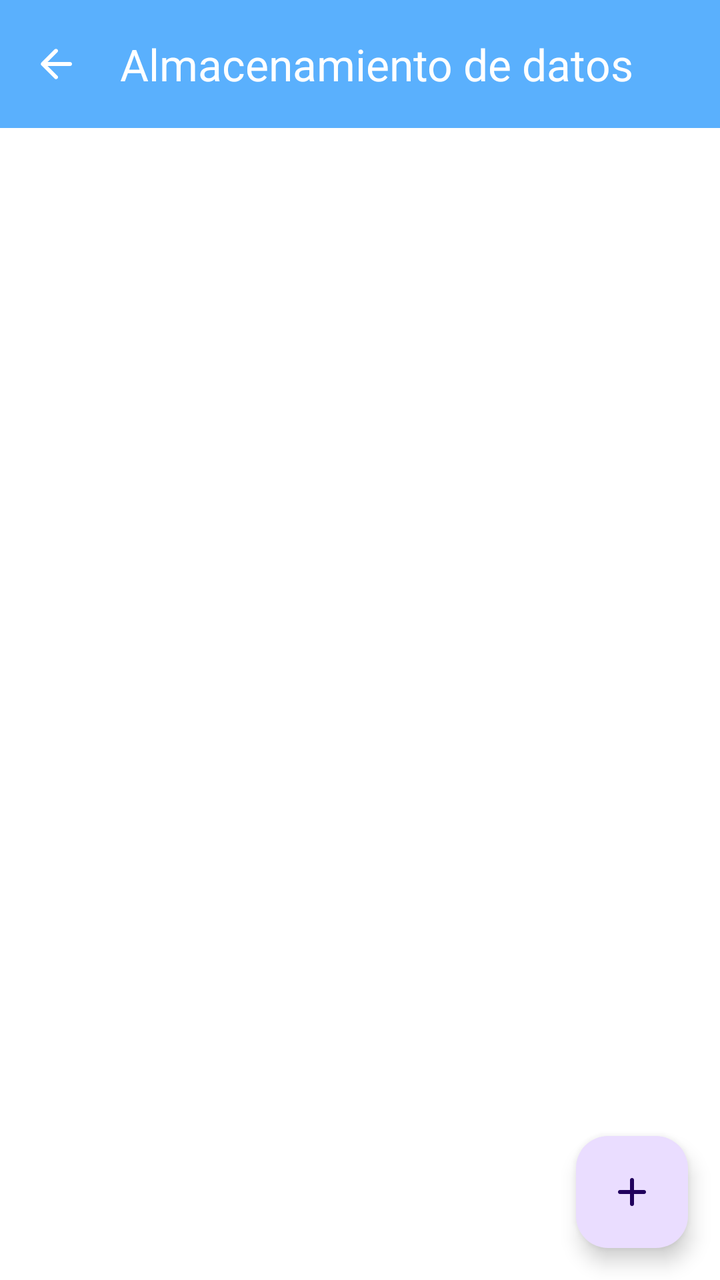
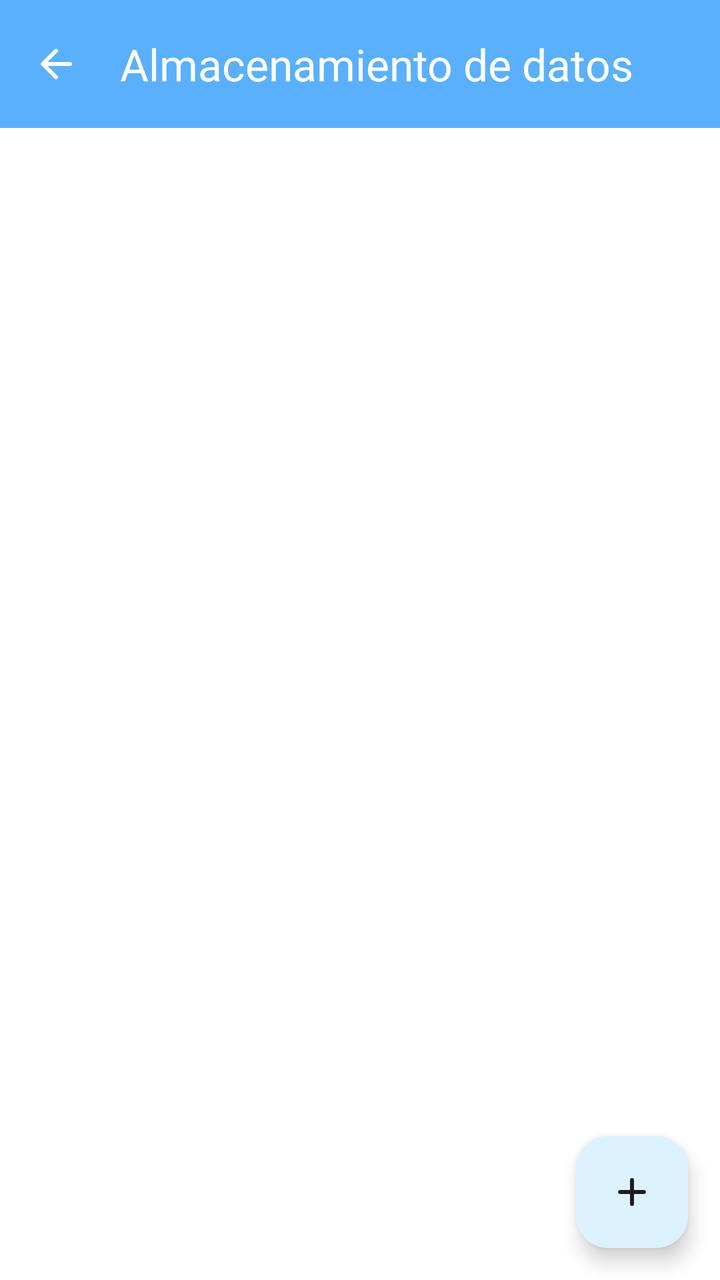

The first picture is an Android layout as it rendered before a commit; the second is the same layout after the commit. The layout source and the unified diff follow.
<!-- AndroidManifest.xml: application theme Theme.AquaTraking -->
<!-- res/layout/activity_storage.xml -->
<?xml version="1.0" encoding="utf-8"?>
<androidx.constraintlayout.widget.ConstraintLayout
    xmlns:android="http://schemas.android.com/apk/res/android"
    xmlns:app="http://schemas.android.com/apk/res-auto"
    xmlns:tools="http://schemas.android.com/tools"
    android:layout_width="match_parent"
    android:layout_height="match_parent"
    android:background="@color/menus_background">

    <com.google.android.material.appbar.AppBarLayout
        android:id="@+id/appBarLayout"
        android:layout_width="match_parent"
        android:layout_height="wrap_content"
        android:theme="@style/ThemeOverlay.AppCompat.Dark.ActionBar"
        app:layout_constraintTop_toTopOf="parent"
        app:layout_constraintLeft_toLeftOf="parent"
        app:layout_constraintRight_toRightOf="parent">

        <com.google.android.material.appbar.MaterialToolbar
            android:id="@+id/toolbar"
            app:title="Almacenamiento de datos"
            android:layout_width="match_parent"
            android:layout_height="?attr/actionBarSize"
            android:background="?attr/colorPrimary"
            app:navigationIcon="@drawable/ic_arrow_left"
            app:navigationIconTint="@color/white"
            android:theme="@style/ThemeOverlay.AppCompat.Dark.ActionBar"/>
    </com.google.android.material.appbar.AppBarLayout>

    <androidx.recyclerview.widget.RecyclerView
        android:id="@+id/rvFiles"
        android:layout_width="match_parent"
        android:layout_height="0dp"
        app:layout_constraintTop_toBottomOf="@+id/appBarLayout"
        app:layout_constraintBottom_toBottomOf="parent"/>

    <com.google.android.material.floatingactionbutton.FloatingActionButton
        android:id="@+id/mainFab"
        android:layout_width="wrap_content"
        android:layout_height="wrap_content"
        android:contentDescription="undefined"
        android:layout_marginEnd="16dp"
        android:layout_marginBottom="16dp"
        app:srcCompat="@drawable/ic_add"
        app:layout_constraintBottom_toBottomOf="parent"
        app:layout_constraintEnd_toEndOf="parent" />
</androidx.constraintlayout.widget.ConstraintLayout>
<!-- resources referenced by this layout -->
<resources>
  <color name="menus_background">#FFFFFFFF</color>
  <color name="white">#FFFFFFFF</color>
  <!-- drawable ic_add (drawable) -->
  <vector xmlns:android="http://schemas.android.com/apk/res/android"
      android:width="24dp"
      android:height="24dp"
      android:viewportWidth="960"
      android:viewportHeight="960">
    <path
        android:pathData="M440,520L240,520q-17,0 -28.5,-11.5T200,480q0,-17 11.5,-28.5T240,440h200v-200q0,-17 11.5,-28.5T480,200q17,0 28.5,11.5T520,240v200h200q17,0 28.5,11.5T760,480q0,17 -11.5,28.5T720,520L520,520v200q0,17 -11.5,28.5T480,760q-17,0 -28.5,-11.5T440,720v-200Z"
        android:fillColor="#e8eaed"/>
  </vector>
  <!-- drawable ic_arrow_left (drawable) -->
  <vector xmlns:android="http://schemas.android.com/apk/res/android"
      android:width="24dp"
      android:height="24dp"
      android:viewportWidth="960"
      android:viewportHeight="960">
    <path
        android:pathData="m313,520 l196,196q12,12 11.5,28T508,772q-12,11 -28,11.5T452,772L188,508q-6,-6 -8.5,-13t-2.5,-15q0,-8 2.5,-15t8.5,-13l264,-264q11,-11 27.5,-11t28.5,11q12,12 12,28.5T508,245L313,440h447q17,0 28.5,11.5T800,480q0,17 -11.5,28.5T760,520L313,520Z"
        android:fillColor="#e8eaed"/>
  </vector>
  <style name="Theme.AquaTraking" parent="Base.Theme.AquaTraking" />
  <style name="Base.Theme.AquaTraking" parent="Theme.Material3.DayNight.NoActionBar">
          <item name="colorPrimary">@color/blue2</item>
          <item name="colorPrimaryVariant">@color/blue2</item>
          <item name="colorOnPrimary">@color/blueText</item>
  
          <item name="android:colorBackground">@color/blue3</item>
  
          <item name="android:textColorPrimary">@color/text_dark</item>
          <item name="bottomNavigationStyle">@style/Widget.AquaTraking.BottomNavigationView</item>
  
      </style>
  <color name="blue2">#5AB0FD</color>
  <color name="blueText">#F1FAFF</color>
  <color name="blue3">#DCF2FF</color>
  <color name="text_dark">#1E1E1E</color>
  <style name="Widget.AquaTraking.BottomNavigationView" parent="Widget.Material3.BottomNavigationView">
          <item name="android:background">@color/blue2</item>
          <item name="android:itemBackground">@color/blue2</item>
          <item name="itemIconTint">@color/blueText</item>
          <item name="itemTextColor">@color/blueText</item>
  
  
  
      </style>
</resources>

<!-- the commit's change to res/layout/activity_storage.xml (unified diff, before → after) -->
@@ -42,6 +42,8 @@
         android:layout_marginEnd="16dp"
         android:layout_marginBottom="16dp"
         app:srcCompat="@drawable/ic_add"
+        app:backgroundTint="?attr/colorSecondaryContainer"
+        app:tint="?attr/colorOnSecondaryContainer"
         app:layout_constraintBottom_toBottomOf="parent"
         app:layout_constraintEnd_toEndOf="parent" />
 </androidx.constraintlayout.widget.ConstraintLayout>
<!-- resource entries referenced after the edit -->
@@ -28,16 +28,37 @@
           <item name="colorPrimaryVariant">@color/blue2</item>
           <item name="colorOnPrimary">@color/blueText</item>
   
+          <item name="colorPrimaryContainer">@color/blue3</item>
+          <item name="colorOnPrimaryContainer">@color/text_dark</item>
+  
+          <item name="colorSecondary">@color/blue</item>
+          <item name="colorOnSecondary">@color/white</item>
+          <item name="colorSecondaryContainer">@color/blue3</item>
+          <item name="colorOnSecondaryContainer">@color/text_dark</item>
+  
+          <item name="colorTertiary">@color/blue</item>
+          <item name="colorOnTertiary">@color/white</item>
+          <item name="colorTertiaryContainer">@color/blue3</item>
+          <item name="colorOnTertiaryContainer">@color/text_dark</item>
+  
           <item name="android:colorBackground">@color/blue3</item>
-  
+          <item name="colorSurface">@color/white</item>
+          <item name="colorOnSurface">@color/text_dark</item>
+          <item name="colorSurfaceVariant">#F5F5F5</item>
+          <item name="colorOnSurfaceVariant">@color/gray2</item>
+          <item name="colorOutline">@color/gray3</item>
           <item name="android:textColorPrimary">@color/text_dark</item>
           <item name="bottomNavigationStyle">@style/Widget.AquaTraking.BottomNavigationView</item>
+          <item name="alertDialogTheme">@style/ThemeOverlay.App.AlertDialog</item>
   
       </style>
   <color name="blue2">#5AB0FD</color>
   <color name="blueText">#F1FAFF</color>
   <color name="blue3">#DCF2FF</color>
   <color name="text_dark">#1E1E1E</color>
+  <color name="blue">#0368A3</color>
+  <color name="gray2">#5C5D5F</color>
+  <color name="gray3">#B5B5B5</color>
   <style name="Widget.AquaTraking.BottomNavigationView" parent="Widget.Material3.BottomNavigationView">
           <item name="android:background">@color/blue2</item>
           <item name="android:itemBackground">@color/blue2</item>
@@ -47,5 +68,14 @@
   
   
       </style>
+  <style name="ThemeOverlay.App.AlertDialog" parent="ThemeOverlay.Material3.MaterialAlertDialog">
+          <item name="colorSurface">@color/white</item>
+          <item name="colorOnSurface">@color/text_dark</item>
+          <item name="colorOnSurfaceVariant">@color/gray2</item>
+          <item name="colorPrimary">@color/blue2</item>
+          <item name="colorOnPrimary">@color/blueText</item>
+          <item name="colorSecondary">@color/blue</item>
+          <item name="colorOutline">@color/gray3</item>
+      </style>
 </resources>
 
